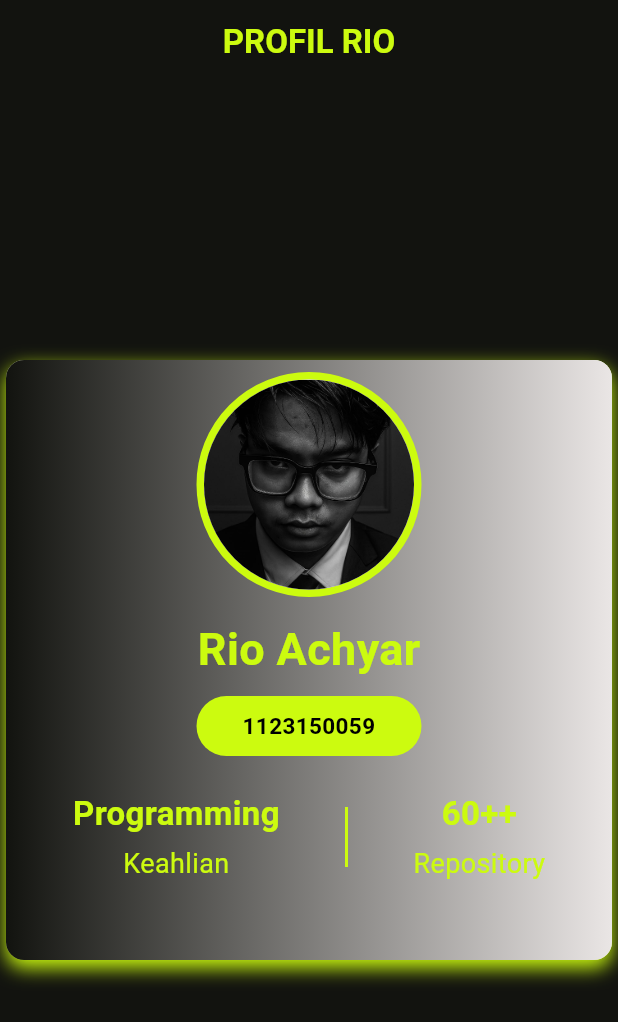
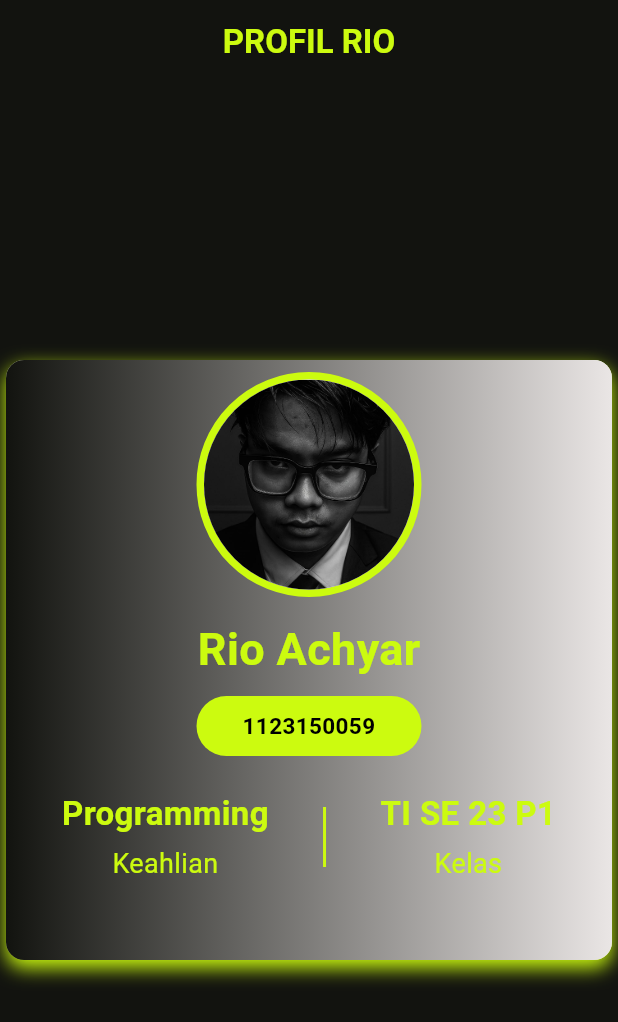
Before and after one commit to AbdulReyza/kelompok_2, a Flutter app: the ProfilRio screen opened directly, on a phone screen of 412 x 824 dp. Shown: the top 1022 px of the screen. Run offline on Flutter 3.47's test engine with Material 3 defaults, Android fonts, the phone set to English and light mode, and no system bars; our stand-ins replace lottie; Roboto replaces fonts that are missing (Pixel).

Commit message:
style: add kelas

```diff
--- a/lib/presentation/profile/rio_profile.dart
+++ b/lib/presentation/profile/rio_profile.dart
@@ -135,7 +135,7 @@ class _ProfilRioState extends State<ProfilRio> {
                                   ),
                                   Column(
                                     children: [
-                                      Text('60++',
+                                      Text('TI SE 23 P1',
                                         style: TextStyle(
                                           fontSize: 22,
                                           color: Color(0xFFCCFB0F),
@@ -143,7 +143,7 @@ class _ProfilRioState extends State<ProfilRio> {
                                         ),
                                       ),
                                       SizedBox(height: 5,),
-                                      Text('Repository',
+                                      Text('Kelas',
                                         style: TextStyle(
                                           fontSize: 18,
                                           color: Color(0xFFCCFB0F),
```
